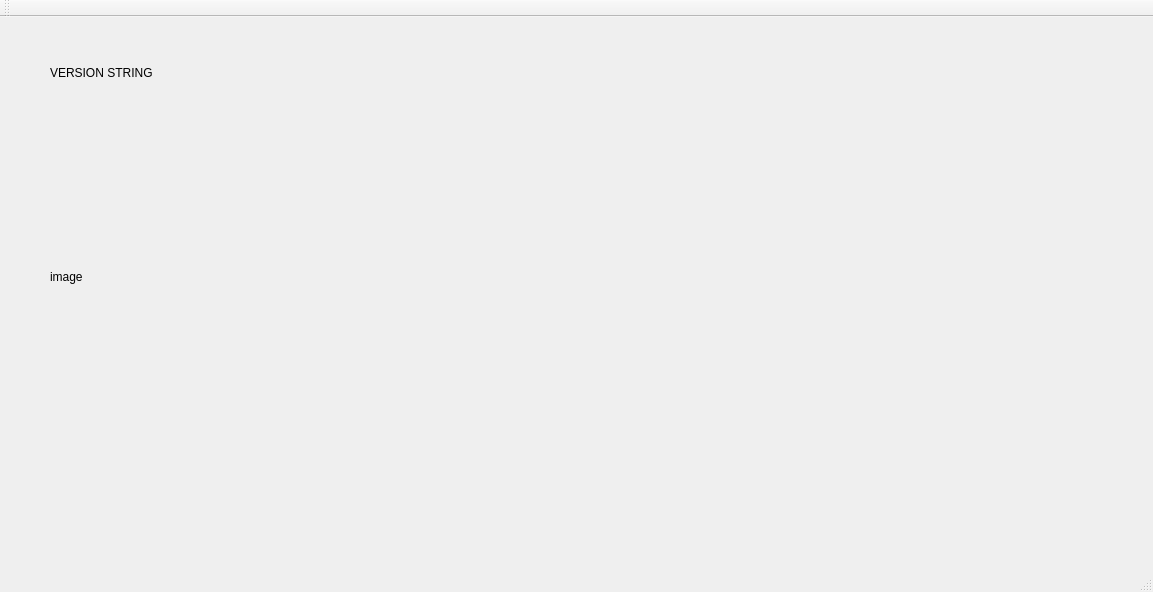
Before: the Qt Designer form mainwindow.ui in bambooHaw/videoImageDisplay, drawn with Qt 5.
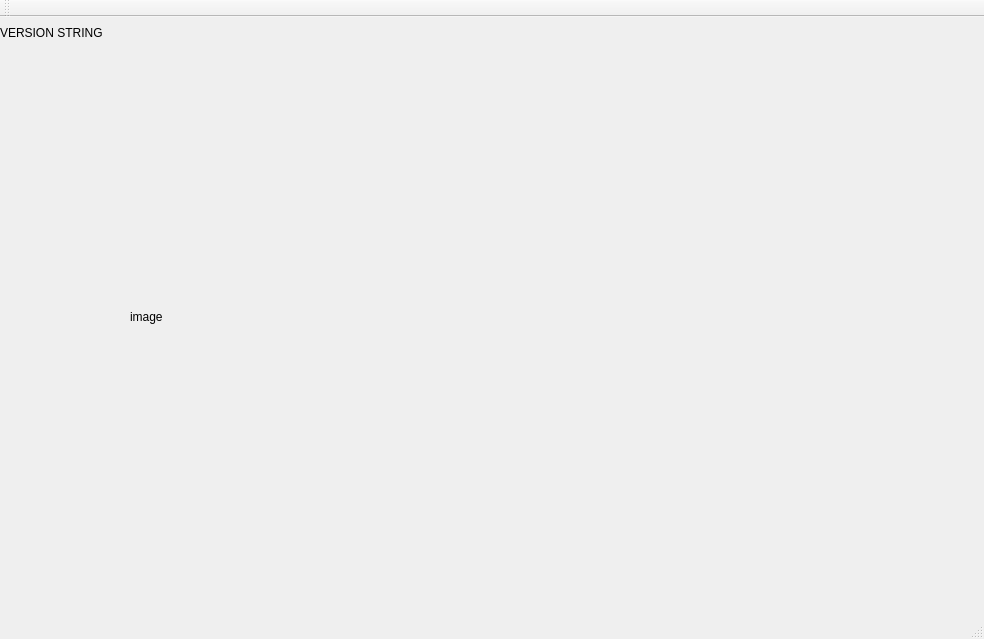
After: the same form once the commit is applied.

The edit to the form file:
```diff
--- a/mainwindow.ui
+++ b/mainwindow.ui
@@ -6,8 +6,8 @@
    <rect>
     <x>0</x>
     <y>0</y>
-    <width>1153</width>
-    <height>592</height>
+    <width>984</width>
+    <height>639</height>
    </rect>
   </property>
   <property name="windowTitle">
@@ -17,8 +17,8 @@
    <widget class="QLabel" name="label_version">
     <property name="geometry">
      <rect>
-      <x>50</x>
-      <y>40</y>
+      <x>0</x>
+      <y>0</y>
       <width>131</width>
       <height>31</height>
      </rect>
@@ -30,10 +30,10 @@
    <widget class="QLabel" name="label_image">
     <property name="geometry">
      <rect>
-      <x>50</x>
-      <y>80</y>
-      <width>640</width>
-      <height>360</height>
+      <x>130</x>
+      <y>30</y>
+      <width>960</width>
+      <height>540</height>
      </rect>
     </property>
     <property name="text">
```
Left out of the diff: 2 changed lines with no effect on the pictures.
